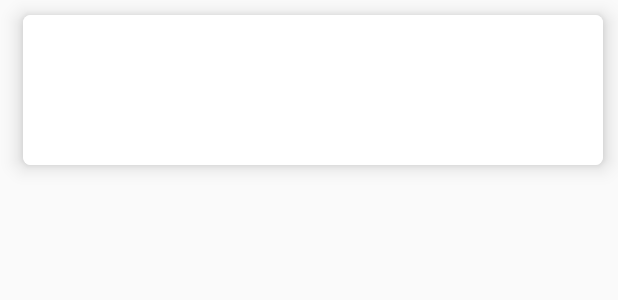
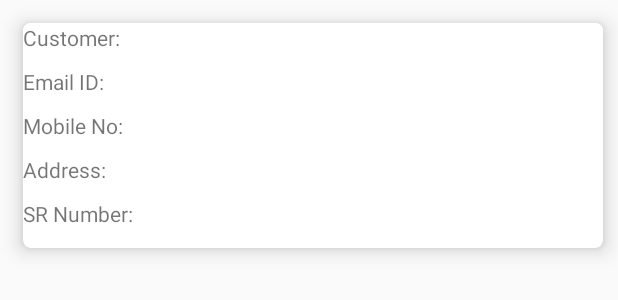
Before and after one commit to harvinAndroid/Spectra-FieldForceApp, an Android app: the layout movie_list_row.xml on its own in the app's theme, with its tools: preview values and no code run, on a phone screen of 412 x 824 dp. Shown: the top 300 px of the screen. Run offline under Robolectric (Android 15) with nearby library versions, the phone set to English and light mode, and no system bars.

Commit message:
Firebase Notification changes-06-March

```diff
--- a/app/src/main/java/com/example/fieldforceapp/Model/AssignmentAdapter.java
+++ b/app/src/main/java/com/example/fieldforceapp/Model/AssignmentAdapter.java
@@ -16,13 +16,15 @@ public class AssignmentAdapter extends RecyclerView.Adapter<AssignmentAdapter.My
     private List<Order> orderList;
 
     public class MyViewHolder extends RecyclerView.ViewHolder {
-        public TextView customerName, customerEmail, customerMobile;
+        public TextView customerName, customerEmail, customerMobile, customerAddress, srNumber;
 
         public MyViewHolder(View view) {
             super(view);
             customerName = (TextView) view.findViewById(R.id.customerName);
             customerEmail = (TextView) view.findViewById(R.id.customerEmail);
             customerMobile = (TextView) view.findViewById(R.id.customerMobile);
+            customerAddress = (TextView) view.findViewById(R.id.customerAddress);
+            srNumber = (TextView) view.findViewById(R.id.srNumber);
         }
     }
 
@@ -46,6 +48,8 @@ public class AssignmentAdapter extends RecyclerView.Adapter<AssignmentAdapter.My
         holder.customerName.setText(order.getCustomerName());
         holder.customerEmail.setText(order.getCustomerEmailId());
         holder.customerMobile.setText(order.getCustomerMobile());
+        holder.customerAddress.setText(order.getCustomerAddress());
+        holder.srNumber.setText(order.getSrNumber());
     }
 
     @Override
--- a/app/src/main/java/com/example/fieldforceapp/WelcomeFragment.java
+++ b/app/src/main/java/com/example/fieldforceapp/WelcomeFragment.java
@@ -125,6 +125,7 @@ public class WelcomeFragment extends Fragment implements NavigationView.OnNaviga
                                 if (result != null) {
                                     for (int i = 0; i < result.length(); i++) {
                                         JSONObject jsonData = new JSONObject(String.valueOf(result.getString(i)));
+                                        Log.d("APIResponse", jsonData.toString());
                                         Gson gson = new Gson();
                                         Order order = gson.fromJson(jsonData.toString(), Order.class);
                                         orderList.add(order);
@@ -154,7 +155,7 @@ public class WelcomeFragment extends Fragment implements NavigationView.OnNaviga
     public View onCreateView(LayoutInflater inflater, ViewGroup container, Bundle savedInstanceState) {
         getAssignment();
 
-        view = inflater.inflate(R.layout.header_main, container, false);
+        View view = inflater.inflate(R.layout.header_main, container, false);
         engName = view.findViewById(R.id.menu_text);
         engName.setText(MainActivity.prefConfig.readName());
         BnLogOut = view.findViewById(R.id.btn_logout);
@@ -178,12 +179,12 @@ public class WelcomeFragment extends Fragment implements NavigationView.OnNaviga
 
     View view;
 
-    @Override
+   /* @Override
     public void onAttach(Context context) {
         super.onAttach(context);
         activity = (Activity) context;
         logoutListener = (OnLogoutListener) activity;
-    }
+    }*/
 
     private void navigationDrawerSetup() {
 //        mNavigationDrawerItemTitles = getResources().getStringArray(R.array.navigation_drawer_items_array);
--- a/app/src/main/res/layout/fragment_welcome.xml
+++ b/app/src/main/res/layout/fragment_welcome.xml
@@ -11,7 +11,8 @@
         android:layout_width="match_parent"
         android:layout_height="match_parent"
         android:clickable="true"
-        android:orientation="vertical">
+        android:orientation="vertical"
+        android:background="@drawable/round_corner">
 
         <androidx.appcompat.widget.Toolbar
             android:id="@+id/toolbar"
@@ -25,7 +26,7 @@
             <TextView
                 android:layout_width="wrap_content"
                 android:layout_height="wrap_content"
-                android:text="Today Order"
+                android:text="Today's Order"
                 android:textColor="@color/colorWhite"
                 android:textSize="18dp"
                 android:textStyle="bold" />
--- a/app/src/main/res/layout/movie_list_row.xml
+++ b/app/src/main/res/layout/movie_list_row.xml
@@ -2,10 +2,12 @@
 <androidx.cardview.widget.CardView xmlns:android="http://schemas.android.com/apk/res/android"
     xmlns:app="http://schemas.android.com/apk/res-auto"
     android:layout_width="match_parent"
-    android:layout_height="100dp"
-    android:layout_marginTop="10dp"
+    android:layout_height="150dp"
     android:layout_marginLeft="15dp"
+    android:layout_marginTop="15dp"
     android:layout_marginRight="10dp"
+    android:padding="1sp"
+    android:paddingLeft="@dimen/cardview_default_radius"
     app:cardCornerRadius="5dp"
     app:cardElevation="8dp">
 
@@ -18,26 +20,78 @@
         android:orientation="vertical">
 
         <TextView
-            android:id="@+id/customerName"
             android:layout_width="match_parent"
             android:layout_height="wrap_content"
+            android:text="Customer:" />
+
+        <TextView
+            android:id="@+id/customerName"
+            android:layout_width="200dp"
+            android:layout_height="wrap_content"
             android:layout_alignParentTop="true"
-            android:textColor="@color/colorBrown"
-            android:textSize="16dp"
-            android:textStyle="bold" />
+            android:layout_marginLeft="70dp"
+            android:textColor="@color/colorBlack"
+            android:textSize="14dp" />
+
+        <TextView
+            android:layout_width="200dp"
+            android:layout_height="wrap_content"
+            android:layout_below="@id/customerName"
+            android:layout_marginTop="10dp"
+            android:text="Email ID:" />
 
         <TextView
             android:id="@+id/customerEmail"
-            android:layout_width="match_parent"
+            android:layout_width="200dp"
             android:layout_height="wrap_content"
-            android:layout_alignParentBottom="true" />
+            android:layout_below="@id/customerName"
+            android:layout_marginLeft="70dp"
+            android:layout_marginTop="10dp" />
+
+        <TextView
+            android:layout_width="200dp"
+            android:layout_height="wrap_content"
+            android:layout_below="@id/customerEmail"
+            android:layout_marginTop="10dp"
+            android:text="Mobile No:" />
 
         <TextView
             android:id="@+id/customerMobile"
-            android:layout_width="wrap_content"
+            android:layout_width="200dp"
             android:layout_height="wrap_content"
-            android:layout_alignParentRight="true"
-            android:textColor="#112233" />
+            android:layout_below="@id/customerEmail"
+            android:layout_marginLeft="70dp"
+            android:layout_marginTop="10dp" />
+
+        <TextView
+            android:layout_width="200dp"
+            android:layout_height="wrap_content"
+            android:layout_below="@id/customerMobile"
+            android:layout_marginTop="10dp"
+            android:text="Address:" />
+
+        <TextView
+            android:id="@+id/customerAddress"
+            android:layout_width="200dp"
+            android:layout_height="wrap_content"
+            android:layout_below="@id/customerMobile"
+            android:layout_marginLeft="70dp"
+            android:layout_marginTop="10dp" />
+
+        <TextView
+            android:layout_width="200dp"
+            android:layout_height="wrap_content"
+            android:layout_below="@id/customerAddress"
+            android:layout_marginTop="10dp"
+            android:text="SR Number:" />
+
+        <TextView
+            android:id="@+id/srNumber"
+            android:layout_width="200dp"
+            android:layout_height="wrap_content"
+            android:layout_below="@id/customerAddress"
+            android:layout_marginLeft="70dp"
+            android:layout_marginTop="10dp" />
 
     </RelativeLayout>
 </androidx.cardview.widget.CardView>
```
